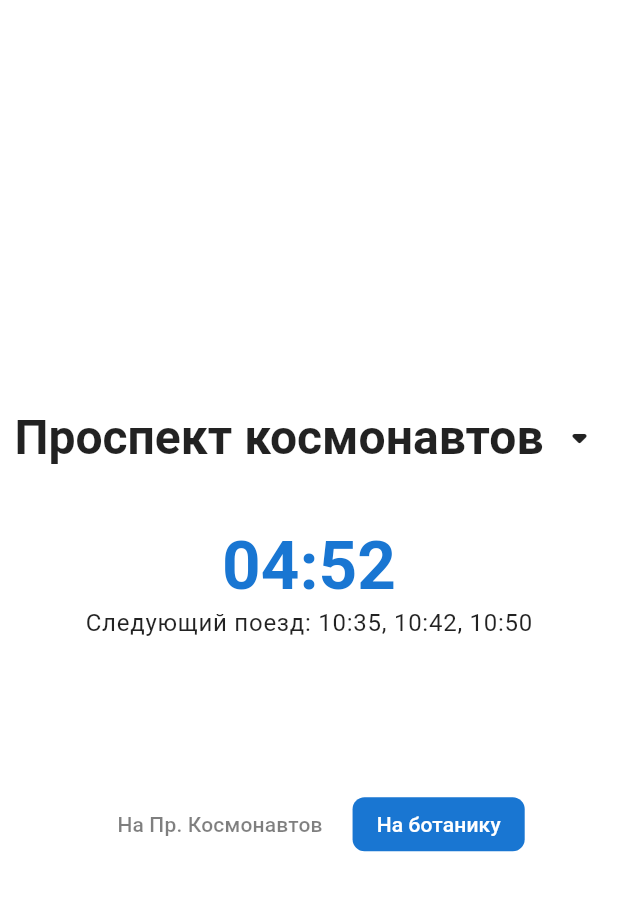
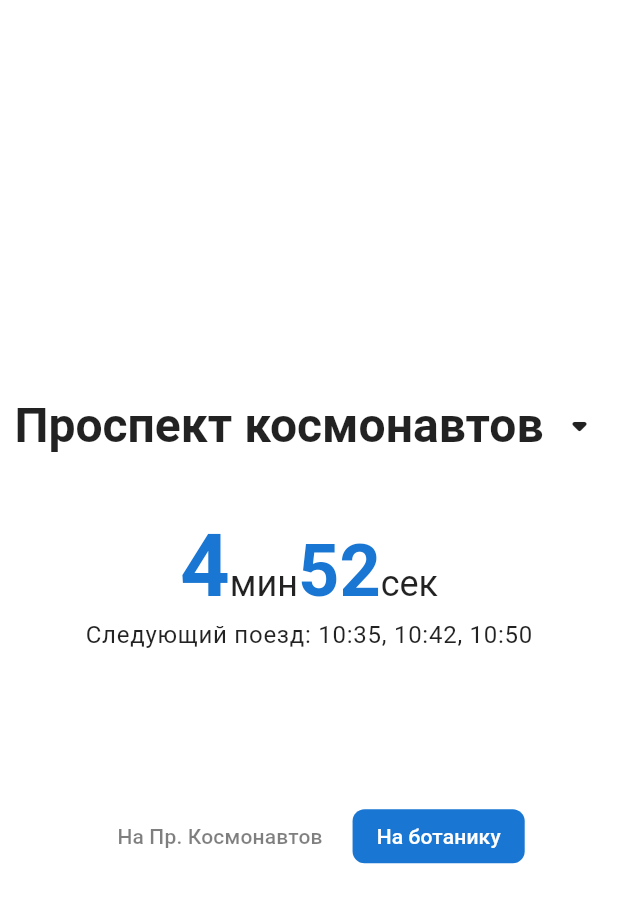
Before and after one commit to samb1232/eburg_metro_timer, a Flutter app: the screen it shows after launch, on a phone screen of 412 x 824 dp. Shown: the top 903 px of the screen. Run offline on Flutter 3.47's test engine with Material 3 defaults, Android fonts, the phone set to English and light mode, and no system bars.

Commit message:
changed style of timer display

```diff
--- a/lib/features/timer_screen/presentation/widgets/timer_display.dart
+++ b/lib/features/timer_screen/presentation/widgets/timer_display.dart
@@ -1,9 +1,7 @@
 import 'dart:async';
 import 'package:flutter/material.dart';
 import 'package:metro_schedule/core/providers/schedule_provider.dart';
-import 'package:metro_schedule/data/models/direction.dart';
 import 'package:provider/provider.dart';
-
 
 class TimerDisplay extends StatefulWidget {
   const TimerDisplay({super.key});
@@ -31,7 +29,6 @@ class _TimerDisplayState extends State<TimerDisplay> {
 
   void _updateTime() {
     final provider = Provider.of<ScheduleProvider>(context, listen: false);
-
     if (provider.stationOrder.isEmpty || provider.schedules.isEmpty) {
       return;
     }
@@ -39,7 +36,6 @@ class _TimerDisplayState extends State<TimerDisplay> {
     final now = DateTime.now();
     final isWeekend = now.weekday >= DateTime.saturday;
     final station = provider.schedules[provider.selectedStationNumber];
-
     if (station == null) return;
 
     final direction = provider.selectedDirection.value;
@@ -69,8 +65,8 @@ class _TimerDisplayState extends State<TimerDisplay> {
       final timeParts = nextTime.split(':');
       final hour = int.tryParse(timeParts[0]) ?? 0;
       final minute = int.tryParse(timeParts[1]) ?? 0;
+      var trainTime = DateTime(now.year, now.month, now.day, hour, minute);
 
-      var trainTime = DateTime(now.year, now.month, now.day, hour, minute);
       if (trainTime.isBefore(now)) {
         trainTime = trainTime.add(const Duration(days: 1));
       }
@@ -81,31 +77,83 @@ class _TimerDisplayState extends State<TimerDisplay> {
     }
   }
 
-  String _formatDuration(Duration duration) {
-    final hours = duration.inHours;
+  Widget _buildFormattedTimer(Duration duration, ColorScheme colorScheme) {
     final minutes = duration.inMinutes.remainder(60);
     final seconds = duration.inSeconds.remainder(60);
 
-    if (hours > 0) {
-      return '${hours.toString().padLeft(2, '0')}:'
-          '${minutes.toString().padLeft(2, '0')}:'
-          '${seconds.toString().padLeft(2, '0')}';
-    } else {
-      return '${minutes.toString().padLeft(2, '0')}:'
-          '${seconds.toString().padLeft(2, '0')}';
+    if (minutes == 0) {
+      return RichText(
+        text: TextSpan(
+          children: [
+            TextSpan(
+              text: '$seconds',
+              style: TextStyle(
+                fontSize: 58,
+                fontWeight: FontWeight.bold,
+                color: colorScheme.primary,
+              ),
+            ),
+            TextSpan(
+              text: 'сек',
+              style: TextStyle(
+                fontSize: 24,
+                color: colorScheme.onSurface,
+              ),
+            ),
+          ],
+        ),
+      );
+    }
+    else {
+      return RichText(
+        text: TextSpan(
+          children: [
+            TextSpan(
+              text: '$minutes',
+              style: TextStyle(
+                fontSize: 58,
+                fontWeight: FontWeight.bold,
+                color: colorScheme.primary,
+              ),
+            ),
+            TextSpan(
+              text: 'мин',
+              style: TextStyle(
+                fontSize: 24,
+                color: colorScheme.onSurface,
+              ),
+            ),
+            TextSpan(
+              text: '$seconds',
+              style: TextStyle(
+                fontSize: 48,
+                fontWeight: FontWeight.bold,
+                color: colorScheme.primary,
+              ),
+            ),
+            TextSpan(
+              text: 'сек',
+              style: TextStyle(
+                fontSize: 24,
+                color: colorScheme.onSurface,
+              ),
+            ),
+          ],
+        ),
+      );
     }
   }
 
   @override
   Widget build(BuildContext context) {
     final theme = Theme.of(context);
+    final colorScheme = theme.colorScheme;
 
-    return Text(
-      _formatDuration(_timeRemaining),
-      style: theme.textTheme.displayMedium?.copyWith(
-        fontWeight: FontWeight.bold,
-        color: theme.colorScheme.primary,
-      ),
+    return Column(
+      mainAxisAlignment: MainAxisAlignment.center,
+      children: [
+        _buildFormattedTimer(_timeRemaining, colorScheme),
+      ],
     );
   }
 }
```
